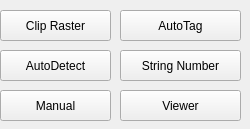
Qt form windows/therm_tools.ui (sensehawk/qgis_plugin) before a commit.
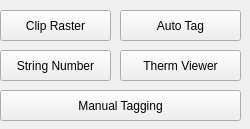
The same form after that commit.

What changed in the file:
```diff
--- a/windows/therm_tools.ui
+++ b/windows/therm_tools.ui
@@ -28,9 +28,9 @@
   <widget class="QPushButton" name="StringNumberButton">
    <property name="geometry">
     <rect>
-     <x>120</x>
+     <x>0</x>
      <y>50</y>
-     <width>121</width>
+     <width>111</width>
      <height>31</height>
     </rect>
    </property>
@@ -63,31 +63,12 @@
     </sizepolicy>
    </property>
    <property name="text">
-    <string>AutoTag</string>
+    <string>Auto Tag</string>
    </property>
    <property name="checkable">
     <bool>true</bool>
    </property>
   </widget>
-  <widget class="QPushButton" name="detectButton">
-   <property name="geometry">
-    <rect>
-     <x>0</x>
-     <y>50</y>
-     <width>111</width>
-     <height>31</height>
-    </rect>
-   </property>
-   <property name="sizePolicy">
-    <sizepolicy hsizetype="Fixed" vsizetype="Fixed">
-     <horstretch>0</horstretch>
-     <verstretch>0</verstretch>
-    </sizepolicy>
-   </property>
-   <property name="text">
-    <string>AutoDetect</string>
-   </property>
-  </widget>
   <widget class="QPushButton" name="clipButton">
    <property name="geometry">
     <rect>
@@ -112,12 +93,12 @@
     <rect>
      <x>0</x>
      <y>90</y>
-     <width>111</width>
+     <width>241</width>
      <height>31</height>
     </rect>
    </property>
    <property name="text">
-    <string>Manual</string>
+    <string>Manual Tagging</string>
    </property>
    <property name="checkable">
     <bool>true</bool>
@@ -127,13 +108,13 @@
    <property name="geometry">
     <rect>
      <x>120</x>
-     <y>90</y>
+     <y>50</y>
      <width>121</width>
      <height>31</height>
     </rect>
    </property>
    <property name="text">
-    <string>Viewer</string>
+    <string>Therm Viewer</string>
    </property>
    <property name="checkable">
     <bool>true</bool>
```
